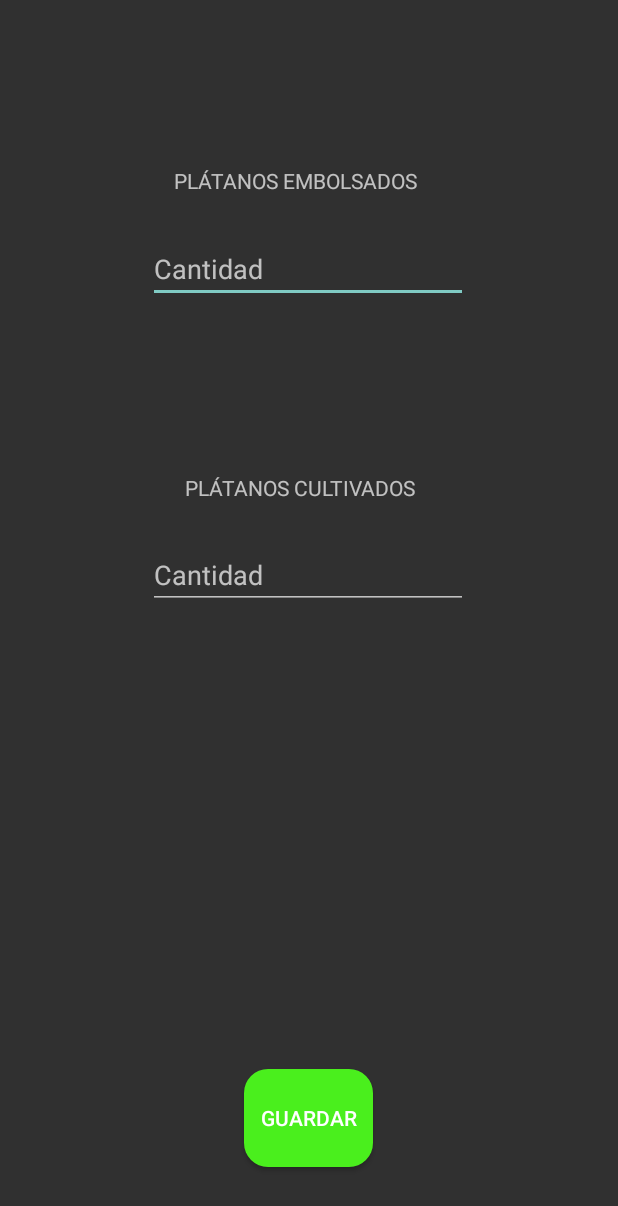
After one commit to JefeJuanito4/smart-farming-scp_cdio-3, an Android app: the layout activity_zonas.xml on its own in the app's theme, with its tools: preview values and no code run, on a phone screen of 412 x 824 dp. The commit adds this screen. Shown: the top 1206 px of the screen. Run offline under Robolectric (Android 15) with nearby library versions, the phone set to English and light mode, and no system bars.

Commit message:
db
db 3/4

```diff
--- a/app/src/main/AndroidManifest.xml
+++ b/app/src/main/AndroidManifest.xml
@@ -118,7 +118,7 @@
                 android:value="" />
         </activity>
         <activity
-            android:name=".zonasActivity"
+            android:name=".ZonasActivity"
             android:exported="false">
             <meta-data
                 android:name="android.app.lib_name"
--- a/app/src/main/java/com/cdio/smart_farming_scp/zonasActivity.kt
+++ b/app/src/main/java/com/cdio/smart_farming_scp/ZonasActivity.kt
@@ -3,10 +3,10 @@ package com.cdio.smart_farming_scp
 import androidx.appcompat.app.AppCompatActivity
 import android.os.Bundle
 
-class zonasActivity : AppCompatActivity() {
+class ZonasActivity : AppCompatActivity() {
     override fun onCreate(savedInstanceState: Bundle?) {
         super.onCreate(savedInstanceState)
-        setContentView(R.layout.activity_zona11)
+        setContentView(R.layout.activity_zonas)
 
 
     }
--- a/app/src/main/res/layout/activity_propiedades.xml
+++ b/app/src/main/res/layout/activity_propiedades.xml
@@ -101,8 +101,8 @@
         android:layout_width="86dp"
         android:layout_height="76dp"
         android:background="@drawable/button_rounded"
-        android:backgroundTint="#9C27B0"
-        android:tint="@color/gris"
+        android:backgroundTint="#34A515"
+        android:tint="@color/white"
         app:layout_constraintBottom_toBottomOf="parent"
         app:layout_constraintEnd_toEndOf="parent"
         app:layout_constraintHorizontal_bias="0.498"
--- /dev/null
+++ b/app/src/main/res/layout/activity_zonas.xml
@@ -0,0 +1,73 @@
+<?xml version="1.0" encoding="utf-8"?>
+<androidx.constraintlayout.widget.ConstraintLayout xmlns:android="http://schemas.android.com/apk/res/android"
+    xmlns:app="http://schemas.android.com/apk/res-auto"
+    xmlns:tools="http://schemas.android.com/tools"
+    android:layout_width="match_parent"
+    android:layout_height="match_parent"
+    tools:context=".ZonasActivity">
+
+    <TextView
+        android:id="@+id/txtEmbolsados"
+        android:layout_width="180dp"
+        android:layout_height="37dp"
+        android:text="PLÁTANOS EMBOLSADOS"
+        app:layout_constraintBottom_toBottomOf="parent"
+        app:layout_constraintEnd_toEndOf="parent"
+        app:layout_constraintStart_toStartOf="parent"
+        app:layout_constraintTop_toTopOf="parent"
+        app:layout_constraintVertical_bias="0.141" />
+
+    <EditText
+        android:id="@+id/editTxtEmbolsados"
+        android:layout_width="wrap_content"
+        android:layout_height="wrap_content"
+        android:ems="10"
+        android:hint="Cantidad"
+        android:inputType="textPersonName"
+        app:layout_constraintBottom_toBottomOf="parent"
+        app:layout_constraintEnd_toEndOf="parent"
+        app:layout_constraintHorizontal_bias="0.497"
+        app:layout_constraintStart_toStartOf="parent"
+        app:layout_constraintTop_toTopOf="parent"
+        app:layout_constraintVertical_bias="0.201" />
+
+    <TextView
+        android:id="@+id/txtCultivados"
+        android:layout_width="165dp"
+        android:layout_height="40dp"
+        android:text="PLÁTANOS CULTIVADOS"
+        app:layout_constraintBottom_toBottomOf="parent"
+        app:layout_constraintEnd_toEndOf="parent"
+        app:layout_constraintStart_toStartOf="parent"
+        app:layout_constraintTop_toTopOf="parent"
+        app:layout_constraintVertical_bias="0.402" />
+
+    <EditText
+        android:id="@+id/editTxtCultivados"
+        android:layout_width="wrap_content"
+        android:layout_height="wrap_content"
+        android:ems="10"
+        android:hint="Cantidad"
+        android:inputType="textPersonName"
+        app:layout_constraintBottom_toBottomOf="parent"
+        app:layout_constraintEnd_toEndOf="parent"
+        app:layout_constraintHorizontal_bias="0.497"
+        app:layout_constraintStart_toStartOf="parent"
+        app:layout_constraintTop_toTopOf="parent"
+        app:layout_constraintVertical_bias="0.463" />
+
+    <Button
+        android:id="@+id/botonGuardarZonas"
+        android:layout_width="86dp"
+        android:layout_height="65dp"
+        android:background="@drawable/button_rounded"
+        android:text="GUARDAR"
+        app:layout_constraintBottom_toBottomOf="parent"
+        app:layout_constraintEnd_toEndOf="parent"
+        app:layout_constraintHorizontal_bias="0.498"
+        app:layout_constraintStart_toStartOf="parent"
+        app:layout_constraintTop_toTopOf="parent"
+        app:layout_constraintVertical_bias="0.939"
+        tools:visibility="visible" />
+
+</androidx.constraintlayout.widget.ConstraintLayout>
--- a/app/src/main/res/layout/activity_zonas_p1.xml
+++ b/app/src/main/res/layout/activity_zonas_p1.xml
@@ -11,8 +11,8 @@
         android:layout_width="86dp"
         android:layout_height="76dp"
         android:background="@drawable/button_rounded"
-        android:backgroundTint="#9C27B0"
-        android:tint="#000000"
+        android:backgroundTint="#34A515"
+        android:tint="@color/white"
         app:layout_constraintBottom_toBottomOf="parent"
         app:layout_constraintEnd_toEndOf="parent"
         app:layout_constraintHorizontal_bias="0.498"
@@ -20,6 +20,7 @@
         app:layout_constraintTop_toTopOf="parent"
         app:layout_constraintVertical_bias="0.975"
         app:srcCompat="@drawable/add"
+        tools:srcCompat="@drawable/button_rounded"
         tools:visibility="visible" />
 
     <Button
```
Also changed, not shown: app/src/main/java/com/cdio/smart_farming_scp/PropiedadesActivity.kt (+2 -11 lines), app/src/main/java/com/cdio/smart_farming_scp/ZonasP1Activity.kt (+17 -7 lines), app/src/main/java/com/cdio/smart_farming_scp/ZonasP2Activity.kt (+24 -6 lines), app/src/main/java/com/cdio/smart_farming_scp/ZonasP3Activity.kt (+25 -10 lines), app/src/main/java/com/cdio/smart_farming_scp/ZonasP4Activity.kt (+20 -9 lines), app/src/main/res/layout/activity_zona11.xml (deleted, +0 -9 lines), app/src/main/res/layout/activity_zonas_p2.xml (+5 -4 lines), app/src/main/res/layout/activity_zonas_p3.xml (+5 -4 lines), app/src/main/res/layout/activity_zonas_p4.xml (+5 -5 lines).
